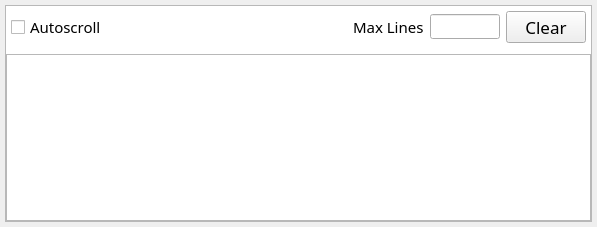
BCDA-APS/QSview, file src/QSview/resources/console.ui: the form before one commit.
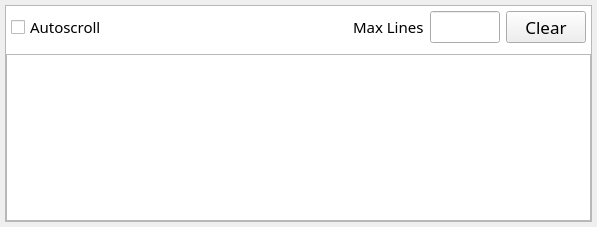
The form after the commit. Icons and pictures are not drawn.

What changed in the file:
```diff
--- a/src/QSview/resources/console.ui
+++ b/src/QSview/resources/console.ui
@@ -76,6 +76,12 @@
          </property>
          <item>
           <widget class="QCheckBox" name="consoleAutoscrollCheckbox">
+           <property name="maximumSize">
+            <size>
+             <width>16777215</width>
+             <height>20</height>
+            </size>
+           </property>
            <property name="font">
             <font>
              <pointsize>11</pointsize>
@@ -107,6 +113,12 @@
              <verstretch>0</verstretch>
             </sizepolicy>
            </property>
+           <property name="maximumSize">
+            <size>
+             <width>16777215</width>
+             <height>20</height>
+            </size>
+           </property>
            <property name="font">
             <font>
              <pointsize>11</pointsize>
@@ -128,7 +140,7 @@
            <property name="maximumSize">
             <size>
              <width>70</width>
-             <height>16777215</height>
+             <height>35</height>
             </size>
            </property>
            <property name="font">
```
Left out of the diff: 2 changed lines with no effect on the pictures.
